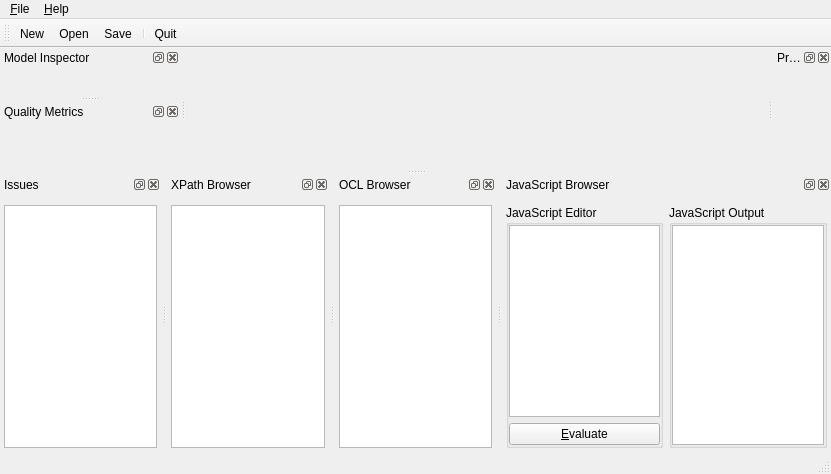
First picture: the form in examples/uml/duse-mt/mainwindow.ui, repository qt/qtmodeling, before the edit.
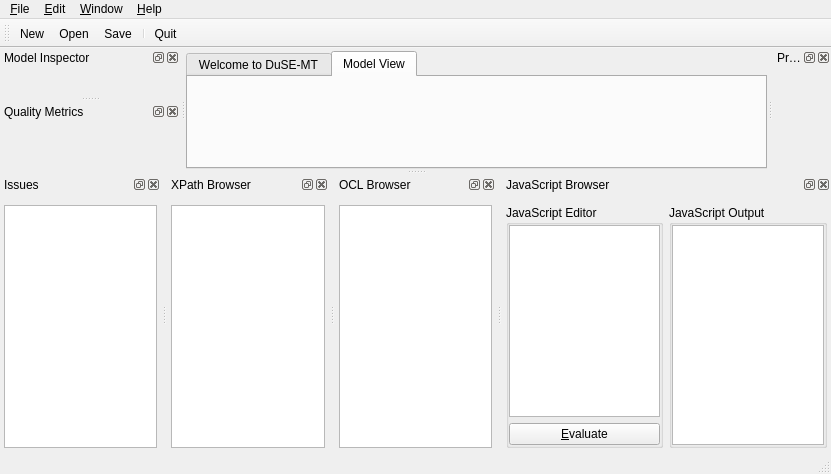
Second picture: the form after the edit. The open tabs and pages were chosen to show the change. Icons and pictures are not drawn. Custom widgets are drawn as their Qt base class.

Commit message: Add QTabWidget as DuSE-MT central widget

Patch:
```diff
--- a/examples/uml/duse-mt/mainwindow.ui
+++ b/examples/uml/duse-mt/mainwindow.ui
@@ -17,8 +17,59 @@
    <iconset resource="duse-mt.qrc">
     <normaloff>:/icons/duse-mt-32x32.png</normaloff>:/icons/duse-mt-32x32.png</iconset>
   </property>
-  <widget class="QWidget" name="centralWidget">
-   <layout class="QGridLayout" name="gridLayout_3"/>
+  <widget class="QWidget" name="centralWidgetLayout">
+   <layout class="QGridLayout" name="gridLayout_3">
+    <property name="leftMargin">
+     <number>0</number>
+    </property>
+    <property name="topMargin">
+     <number>3</number>
+    </property>
+    <property name="rightMargin">
+     <number>0</number>
+    </property>
+    <property name="bottomMargin">
+     <number>0</number>
+    </property>
+    <item row="0" column="0">
+     <widget class="QTabWidget" name="centralWidget">
+      <property name="currentIndex">
+       <number>0</number>
+      </property>
+      <widget class="QWidget" name="tabWelcome">
+       <attribute name="icon">
+        <iconset resource="duse-mt.qrc">
+         <normaloff>:/icons/duse-mt-32x32.png</normaloff>:/icons/duse-mt-32x32.png</iconset>
+       </attribute>
+       <attribute name="title">
+        <string>Welcome to DuSE-MT</string>
+       </attribute>
+      </widget>
+      <widget class="QWidget" name="tabModelView">
+       <attribute name="title">
+        <string>Model View</string>
+       </attribute>
+       <layout class="QGridLayout" name="gridLayout_11">
+        <property name="leftMargin">
+         <number>0</number>
+        </property>
+        <property name="topMargin">
+         <number>0</number>
+        </property>
+        <property name="rightMargin">
+         <number>0</number>
+        </property>
+        <property name="bottomMargin">
+         <number>0</number>
+        </property>
+        <item row="0" column="0">
+         <widget class="QWidget" name="modelViewWidget" native="true"/>
+        </item>
+       </layout>
+      </widget>
+     </widget>
+    </item>
+   </layout>
   </widget>
   <widget class="QMenuBar" name="menuBar">
    <property name="geometry">
@@ -47,7 +98,19 @@
     </property>
     <addaction name="actionAboutPlugins"/>
    </widget>
+   <widget class="QMenu" name="menu_Edit">
+    <property name="title">
+     <string>&amp;Edit</string>
+    </property>
+   </widget>
+   <widget class="QMenu" name="menu_Window">
+    <property name="title">
+     <string>&amp;Window</string>
+    </property>
+   </widget>
    <addaction name="menu_File"/>
+   <addaction name="menu_Edit"/>
+   <addaction name="menu_Window"/>
    <addaction name="menu_Help"/>
   </widget>
   <widget class="QToolBar" name="mainToolBar">
```
Left out of the diff: 3 changed lines with no effect on the pictures. The commit also changes 1 other file.
